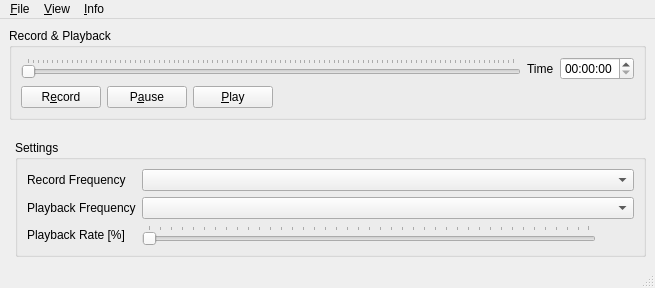
This is src/UserInterface/src/MainWindow.ui in till213/SkyDolly as Qt 5 draws it before an edit. The edited form follows.
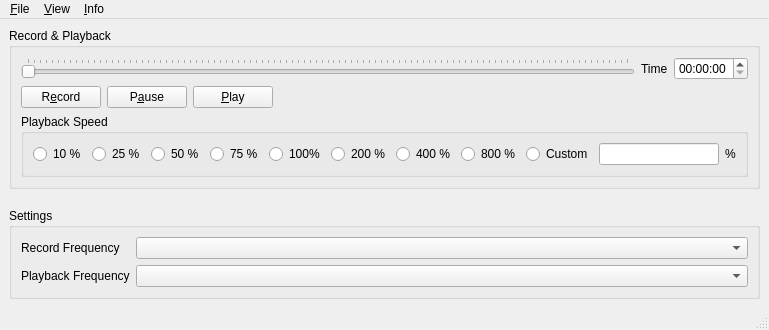
This is the edited form.

Commit message: Add playback speed radio buttons

Patch:
```diff
--- a/src/UserInterface/src/MainWindow.ui
+++ b/src/UserInterface/src/MainWindow.ui
@@ -6,22 +6,22 @@
    <rect>
     <x>0</x>
     <y>0</y>
-    <width>637</width>
-    <height>288</height>
+    <width>757</width>
+    <height>330</height>
    </rect>
   </property>
   <property name="windowTitle">
    <string>Sky Dolly</string>
   </property>
   <widget class="QWidget" name="centralwidget">
-   <layout class="QFormLayout" name="formLayout_6">
-    <item row="0" column="0" colspan="2">
+   <layout class="QGridLayout" name="gridLayout_3">
+    <item row="0" column="0">
      <widget class="QGroupBox" name="groupBox_4">
       <property name="title">
        <string>Record &amp;&amp; Playback</string>
       </property>
-      <layout class="QFormLayout" name="formLayout">
-       <item row="0" column="0" colspan="2">
+      <layout class="QGridLayout" name="gridLayout">
+       <item row="0" column="0">
         <layout class="QVBoxLayout" name="verticalLayout">
          <item>
           <layout class="QHBoxLayout" name="horizontalLayout_2">
@@ -124,23 +124,103 @@
          </item>
         </layout>
        </item>
+       <item row="1" column="0">
+        <widget class="QGroupBox" name="groupBox">
+         <property name="title">
+          <string>Playback Speed</string>
+         </property>
+         <layout class="QGridLayout" name="gridLayout_2">
+          <item row="0" column="0">
+           <widget class="QRadioButton" name="playbackSpeed10RadioButton">
+            <property name="text">
+             <string>10 %</string>
+            </property>
+           </widget>
+          </item>
+          <item row="0" column="1">
+           <widget class="QRadioButton" name="playbackSpeed25RadioButton">
+            <property name="text">
+             <string>25 %</string>
+            </property>
+           </widget>
+          </item>
+          <item row="0" column="2">
+           <widget class="QRadioButton" name="playbackSpeed50RadioButton">
+            <property name="text">
+             <string>50 %</string>
+            </property>
+           </widget>
+          </item>
+          <item row="0" column="3">
+           <widget class="QRadioButton" name="playbackSpeed75RadioButton">
+            <property name="text">
+             <string>75 %</string>
+            </property>
+           </widget>
+          </item>
+          <item row="0" column="4">
+           <widget class="QRadioButton" name="playbackSpeed100RadioButton">
+            <property name="text">
+             <string>100%</string>
+            </property>
+           </widget>
+          </item>
+          <item row="0" column="5">
+           <widget class="QRadioButton" name="playbackSpeed200RadioButton">
+            <property name="text">
+             <string>200 %</string>
+            </property>
+           </widget>
+          </item>
+          <item row="0" column="6">
+           <widget class="QRadioButton" name="playbackSpeed400RadioButton">
+            <property name="text">
+             <string>400 %</string>
+            </property>
+           </widget>
+          </item>
+          <item row="0" column="7">
+           <widget class="QRadioButton" name="playbackSpeed800RadioButton">
+            <property name="text">
+             <string>800 %</string>
+            </property>
+           </widget>
+          </item>
+          <item row="0" column="8">
+           <widget class="QRadioButton" name="customPlaybackSpeedRadioButton">
+            <property name="text">
+             <string>Custom</string>
+            </property>
+           </widget>
+          </item>
+          <item row="0" column="9">
+           <layout class="QHBoxLayout" name="horizontalLayout_4">
+            <item>
+             <widget class="QLineEdit" name="customPlaybackSpeedLineEdit">
+              <property name="minimumSize">
+               <size>
+                <width>120</width>
+                <height>0</height>
+               </size>
+              </property>
+             </widget>
+            </item>
+            <item>
+             <widget class="QLabel" name="label">
+              <property name="text">
+               <string>%</string>
+              </property>
+             </widget>
+            </item>
+           </layout>
+          </item>
+         </layout>
+        </widget>
+       </item>
       </layout>
      </widget>
     </item>
-    <item row="1" column="0" colspan="2">
-     <spacer name="verticalSpacer">
-      <property name="orientation">
-       <enum>Qt::Vertical</enum>
-      </property>
-      <property name="sizeHint" stdset="0">
-       <size>
-        <width>20</width>
-        <height>40</height>
-       </size>
-      </property>
-     </spacer>
-    </item>
-    <item row="2" column="1">
+    <item row="2" column="0">
      <widget class="QGroupBox" name="groupBox_5">
       <property name="title">
        <string>Settings</string>
@@ -173,55 +253,22 @@
        <item row="1" column="1">
         <widget class="QComboBox" name="playbackFrequencyComboBox"/>
        </item>
-       <item row="2" column="0">
-        <widget class="QLabel" name="label_10">
-         <property name="text">
-          <string>Playback Rate [%]</string>
-         </property>
-        </widget>
-       </item>
-       <item row="2" column="1">
-        <layout class="QHBoxLayout" name="horizontalLayout_3">
-         <item>
-          <widget class="QSlider" name="timeScaleSlider">
-           <property name="minimumSize">
-            <size>
-             <width>200</width>
-             <height>0</height>
-            </size>
-           </property>
-           <property name="minimum">
-            <number>1</number>
-           </property>
-           <property name="maximum">
-            <number>400</number>
-           </property>
-           <property name="orientation">
-            <enum>Qt::Horizontal</enum>
-           </property>
-           <property name="tickPosition">
-            <enum>QSlider::TicksAbove</enum>
-           </property>
-          </widget>
-         </item>
-         <item>
-          <widget class="QLabel" name="timeScalePercentLabel">
-           <property name="minimumSize">
-            <size>
-             <width>32</width>
-             <height>0</height>
-            </size>
-           </property>
-           <property name="text">
-            <string/>
-           </property>
-          </widget>
-         </item>
-        </layout>
-       </item>
       </layout>
      </widget>
     </item>
+    <item row="1" column="0">
+     <spacer name="verticalSpacer">
+      <property name="orientation">
+       <enum>Qt::Vertical</enum>
+      </property>
+      <property name="sizeHint" stdset="0">
+       <size>
+        <width>20</width>
+        <height>40</height>
+       </size>
+      </property>
+     </spacer>
+    </item>
    </layout>
   </widget>
   <widget class="QMenuBar" name="menubar">
@@ -229,7 +276,7 @@
     <rect>
      <x>0</x>
      <y>0</y>
-     <width>637</width>
+     <width>757</width>
      <height>21</height>
     </rect>
    </property>
```
The commit also changes 3 other files.
